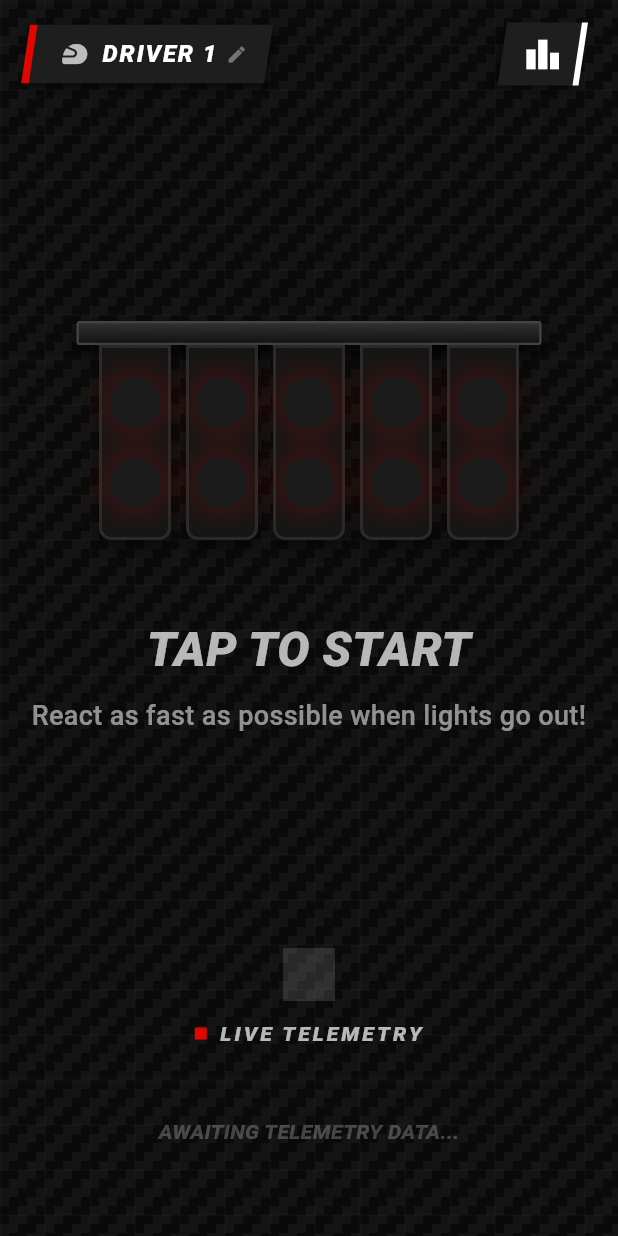
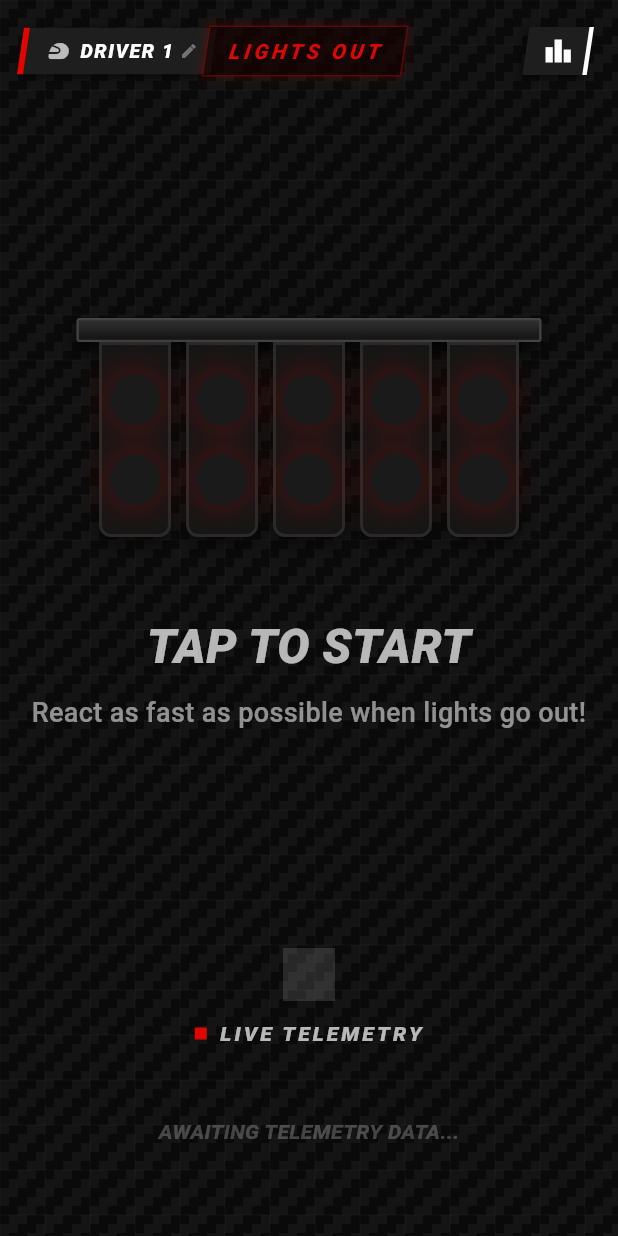
Before and after one commit to EricStojko/f1-game, a Flutter app: the screen it shows after launch, on a phone screen of 412 x 824 dp. Run offline on Flutter 3.47's test engine with Material 3 defaults, Android fonts, the phone set to English and light mode, and no system bars; our stand-ins replace audioplayers, shared_preferences.

Commit message:
Add LIGHTS OUT branding to game header and reposition streak badge

```diff
--- a/lib/screens/game_screen.dart
+++ b/lib/screens/game_screen.dart
@@ -460,51 +460,63 @@ class _GameScreenState extends State<GameScreen> with TickerProviderStateMixin {
       child: IgnorePointer(
         ignoring: _isGameActive,
         child: Padding(
-          padding: const EdgeInsets.symmetric(horizontal: 20.0, vertical: 15.0),
+          padding: const EdgeInsets.symmetric(horizontal: 16.0, vertical: 12.0),
+          child: SizedBox(
+            height: 44,
+            child: Stack(
+              clipBehavior: Clip.none,
+              children: [
+                // Left: Driver Profile & Streak
+                Align(
+                  alignment: Alignment.centerLeft,
                   child: Row(
-            mainAxisAlignment: MainAxisAlignment.spaceBetween,
+                    mainAxisSize: MainAxisSize.min,
                     children: [
                       GestureDetector(
                         onTap: _editName,
                         child: Transform(
                           transform: Matrix4.skewX(-0.15),
                           child: Container(
-                    padding: const EdgeInsets.symmetric(horizontal: 16, vertical: 8),
+                            padding: const EdgeInsets.symmetric(horizontal: 12, vertical: 6),
                             decoration: BoxDecoration(
                               color: const Color(0xFF1E1E1E),
                               border: const Border(
-                        left: BorderSide(color: Color(0xFFE10600), width: 5),
+                                left: BorderSide(color: Color(0xFFE10600), width: 4),
                               ),
                               boxShadow: [
-                        BoxShadow(color: Colors.black.withValues(alpha: 0.5), offset: const Offset(3, 3), blurRadius: 5)
+                                BoxShadow(
+                                  color: Colors.black.withValues(alpha: 0.5),
+                                  offset: const Offset(2, 2),
+                                  blurRadius: 4,
+                                )
                               ],
                             ),
                             child: Transform(
                               transform: Matrix4.skewX(0.15),
                               child: Row(
                                 children: [
-                          const Icon(Icons.sports_motorsports, color: Colors.white70, size: 20),
-                          const SizedBox(width: 8),
+                                  const Icon(Icons.sports_motorsports, color: Colors.white70, size: 16),
+                                  const SizedBox(width: 6),
                                   Text(
                                     _playerName.toUpperCase(),
                                     style: const TextStyle(
                                       color: Colors.white,
                                       fontWeight: FontWeight.w900,
                                       fontStyle: FontStyle.italic,
-                              letterSpacing: 1.2,
-                              fontSize: 16,
+                                      letterSpacing: 1.0,
+                                      fontSize: 13,
                                     ),
                                   ),
-                          const SizedBox(width: 6),
-                          const Icon(Icons.edit, color: Colors.white38, size: 14),
+                                  const SizedBox(width: 4),
+                                  const Icon(Icons.edit, color: Colors.white38, size: 12),
                                 ],
                               ),
                             ),
                           ),
                         ),
                       ),
-              // Live streak counter — visible when player is on a streak of 2+
-              if (_currentStreak >= 2)
+                      if (_currentStreak >= 2) ...[
+                        const SizedBox(width: 6),
                         AnimatedBuilder(
                           animation: _idleAnimation,
                           builder: (context, _) {
@@ -512,17 +524,17 @@ class _GameScreenState extends State<GameScreen> with TickerProviderStateMixin {
                             return Transform(
                               transform: Matrix4.skewX(-0.15),
                               child: Container(
-                        padding: const EdgeInsets.symmetric(horizontal: 12, vertical: 8),
+                                padding: const EdgeInsets.symmetric(horizontal: 8, vertical: 6),
                                 decoration: BoxDecoration(
                                   color: const Color(0xFF1E1E1E),
                                   border: Border.all(
                                     color: streakColor.withValues(alpha: _idleAnimation.value + 0.45),
-                            width: 2.5,
+                                    width: 2.0,
                                   ),
                                   boxShadow: [
                                     BoxShadow(
                                       color: streakColor.withValues(alpha: _idleAnimation.value * 0.6),
-                              blurRadius: 12,
+                                      blurRadius: 8,
                                       spreadRadius: 1,
                                     ),
                                   ],
@@ -533,7 +545,7 @@ class _GameScreenState extends State<GameScreen> with TickerProviderStateMixin {
                                     '🔥 x$_currentStreak',
                                     style: TextStyle(
                                       color: streakColor,
-                              fontSize: 15,
+                                      fontSize: 12,
                                       fontWeight: FontWeight.w900,
                                       letterSpacing: 0.5,
                                     ),
@@ -543,7 +555,50 @@ class _GameScreenState extends State<GameScreen> with TickerProviderStateMixin {
                             );
                           },
                         ),
-              Transform(
+                      ],
+                    ],
+                  ),
+                ),
+
+                // Center: Game Branding
+                Align(
+                  alignment: Alignment.center,
+                  child: Transform(
+                    transform: Matrix4.skewX(-0.15),
+                    child: Container(
+                      padding: const EdgeInsets.symmetric(horizontal: 14, vertical: 6),
+                      decoration: BoxDecoration(
+                        color: Colors.black54,
+                        border: Border.all(
+                          color: const Color(0xFFE10600).withValues(alpha: 0.4),
+                          width: 1,
+                        ),
+                        boxShadow: [
+                          BoxShadow(
+                            color: const Color(0xFFE10600).withValues(alpha: 0.15),
+                            blurRadius: 6,
+                            spreadRadius: 1,
+                          )
+                        ],
+                      ),
+                      child: const Text(
+                        'LIGHTS OUT',
+                        style: TextStyle(
+                          color: Color(0xFFE10600), // F1 Red
+                          fontWeight: FontWeight.w900,
+                          fontStyle: FontStyle.italic,
+                          letterSpacing: 2.5,
+                          fontSize: 14,
+                        ),
+                      ),
+                    ),
+                  ),
+                ),
+
+                // Right: Leaderboard Button
+                Align(
+                  alignment: Alignment.centerRight,
+                  child: Transform(
                     transform: Matrix4.skewX(-0.15),
                     child: GestureDetector(
                       onTap: () {
@@ -553,24 +608,30 @@ class _GameScreenState extends State<GameScreen> with TickerProviderStateMixin {
                         });
                       },
                       child: Container(
-                    padding: const EdgeInsets.symmetric(horizontal: 12, vertical: 8),
+                        padding: const EdgeInsets.symmetric(horizontal: 10, vertical: 6),
                         decoration: BoxDecoration(
                           color: const Color(0xFF1E1E1E),
                           border: const Border(
-                        right: BorderSide(color: Colors.white, width: 4),
+                            right: BorderSide(color: Colors.white, width: 3),
                           ),
                           boxShadow: [
-                        BoxShadow(color: Colors.black.withValues(alpha: 0.5), offset: const Offset(-3, 3), blurRadius: 5)
+                            BoxShadow(
+                              color: Colors.black.withValues(alpha: 0.5),
+                              offset: const Offset(-2, 2),
+                              blurRadius: 4,
+                            )
                           ],
                         ),
                         child: Transform(
                           transform: Matrix4.skewX(0.15),
-                      child: const Icon(Icons.leaderboard, color: Colors.white, size: 26),
+                          child: const Icon(Icons.leaderboard, color: Colors.white, size: 20),
                         ),
                       ),
                     ),
-              )
+                  ),
+                ),
               ],
+            ),
           ),
         ),
       ),
```
Lines whose indentation alone changed are shown as unchanged.
